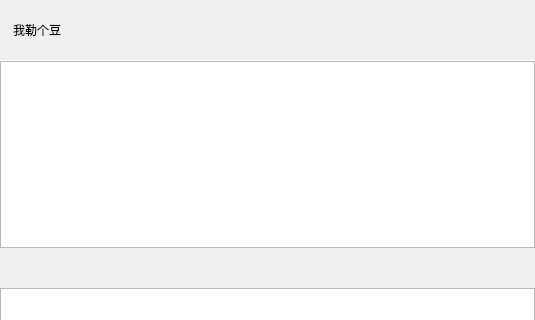
First picture: the form in chat/chatpage.ui, repository devzyz/Chat, before the edit; both pictures show x 0 to 535 and y 0 to 320 of the 535 by 478 pixel window.
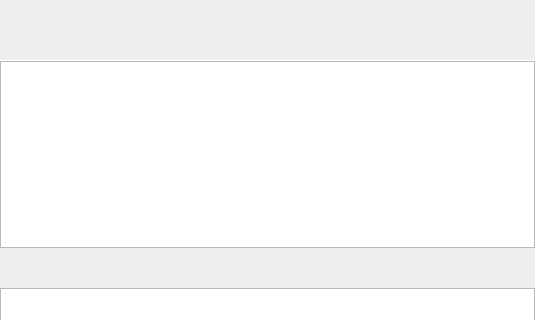
Second picture: the form after the edit. Custom widgets are drawn as their Qt base class.

The edit to the form file:
```diff
--- a/chat/chatpage.ui
+++ b/chat/chatpage.ui
@@ -98,7 +98,7 @@
             <item>
              <widget class="QLabel" name="title_label">
               <property name="text">
-               <string>我勒个豆</string>
+               <string/>
               </property>
              </widget>
             </item>
```
